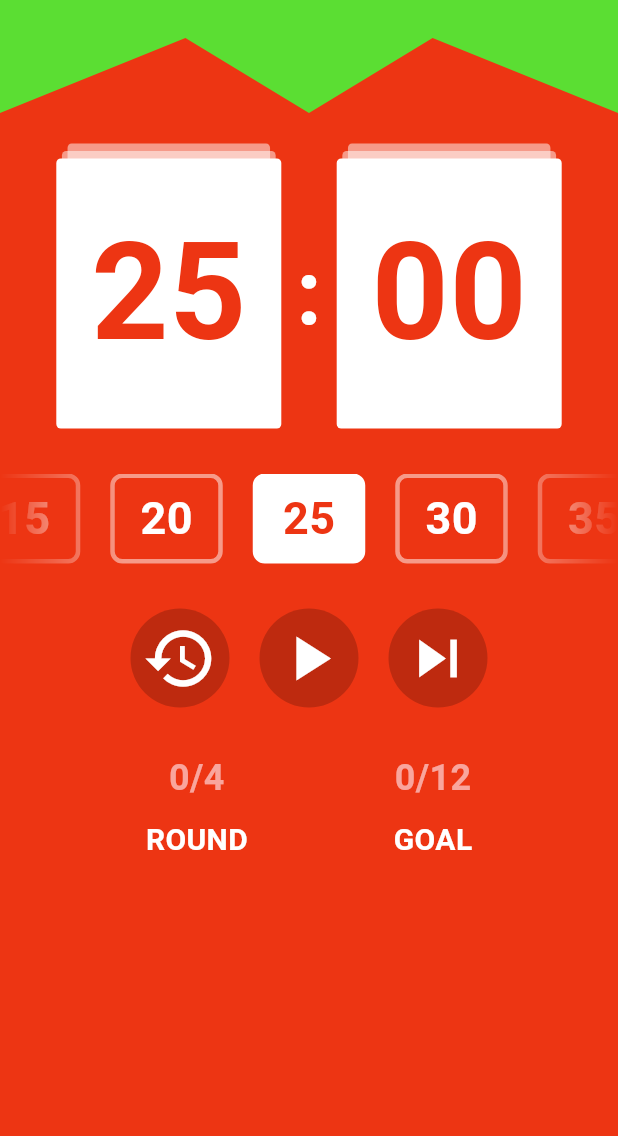
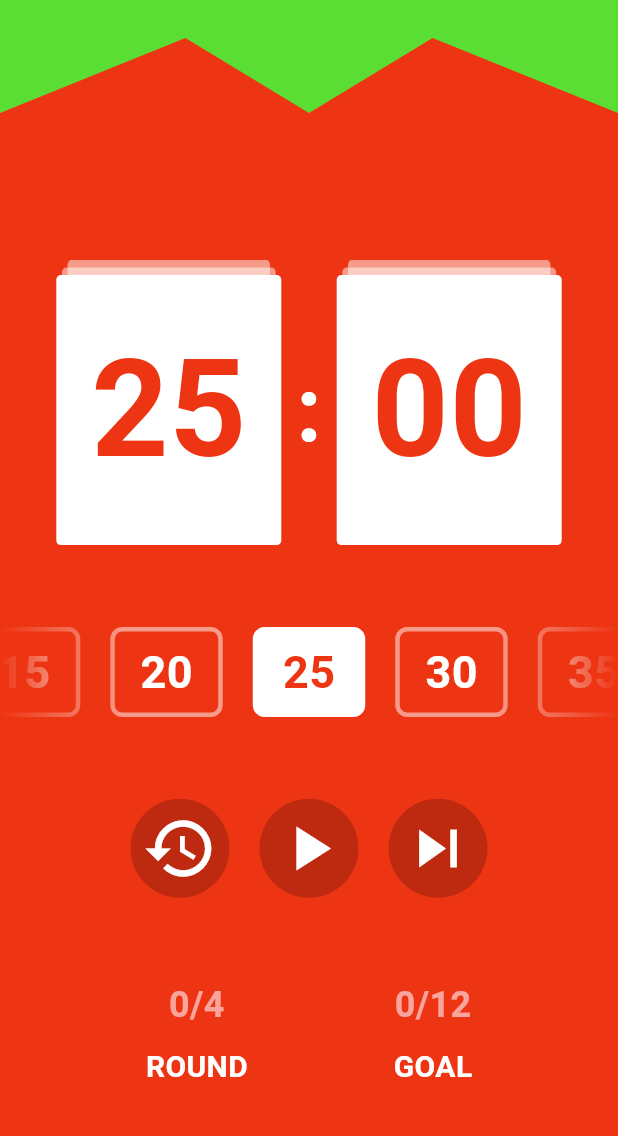
Before and after one commit to WonHyun/flutter-study-challenge, a Flutter app: the screen it shows after launch, on a phone screen of 412 x 824 dp, the part 65-1201 px from its top. Run offline on Flutter 3.47's test engine with Material 3 defaults, Android fonts, the phone set to English and light mode, and no system bars.

Commit message:
fix: adjust main screen layout

```diff
--- a/pomotimer/lib/screens/pomodoro_main_screen.dart
+++ b/pomotimer/lib/screens/pomodoro_main_screen.dart
@@ -30,8 +30,7 @@ class _PomodoroMainScreenState extends State<PomodoroMainScreen> {
       onTap: _onScaffoldTap,
       child: Scaffold(
         key: _scaffoldKey,
-        body: SingleChildScrollView(
-          child: Stack(
+        body: Stack(
           children: [
             Container(
               height: context.deviceHeight / 12,
@@ -46,23 +45,19 @@ class _PomodoroMainScreenState extends State<PomodoroMainScreen> {
                 size: Size(context.deviceWidth, 50),
               ),
             ),
-              Column(
+            PomodoroAppBar(onMenuTap: _onMenuTap),
+            const Column(
+              mainAxisAlignment: MainAxisAlignment.spaceEvenly,
               children: [
-                  PomodoroAppBar(onMenuTap: _onMenuTap),
-                  const SizedBox(height: 20),
-                  const GuideText(),
-                  const SizedBox(height: 30),
-                  const TimerView(),
-                  const SizedBox(height: 30),
-                  const TimerSelector(),
-                  const SizedBox(height: 30),
-                  const TimerControlPanel(),
-                  const SizedBox(height: 30),
-                  const ProgressStatusIndicator(),
+                SizedBox(height: 20),
+                GuideText(),
+                TimerView(),
+                TimerSelector(),
+                TimerControlPanel(),
+                ProgressStatusIndicator(),
               ],
             ),
           ],
-          ),
         ),
         drawer: const PomodoroDrawer(),
       ),
```
Lines whose indentation alone changed are shown as unchanged.
